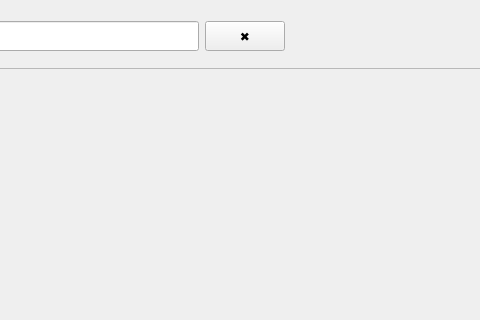
Above: Dispositions.ui from Eliasgnd/Eau-couper_by_AE before the change; both pictures show x 329 to 809 and y 0 to 320 of the 1141 by 727 pixel window. Below: the same form after it.
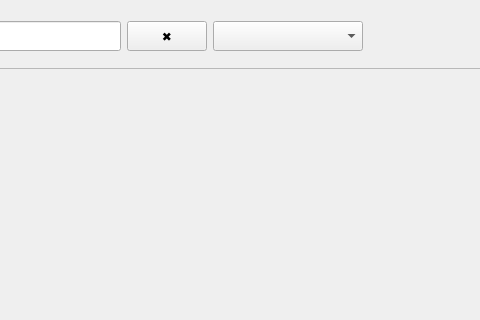
That is the form after the change. Icons and pictures are not drawn.

Commit message: Add alphabetical sorting to Dispositions

Patch:
```diff
--- a/Dispositions.ui
+++ b/Dispositions.ui
@@ -43,6 +43,16 @@
        </property>
       </widget>
      </item>
+     <item>
+      <widget class="QComboBox" name="comboSort">
+       <property name="minimumSize">
+        <size>
+         <width>150</width>
+         <height>30</height>
+        </size>
+       </property>
+      </widget>
+     </item>
      <item>
       <spacer name="horizontalSpacer">
        <property name="orientation">
```
The commit also changes 2 other files.
